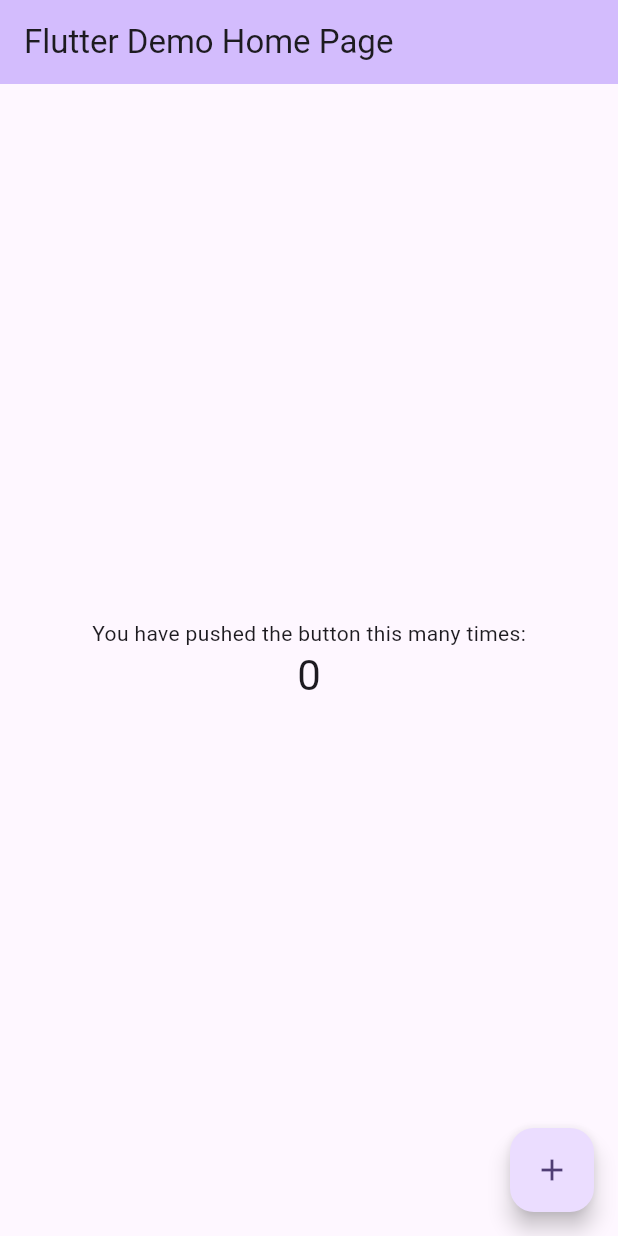
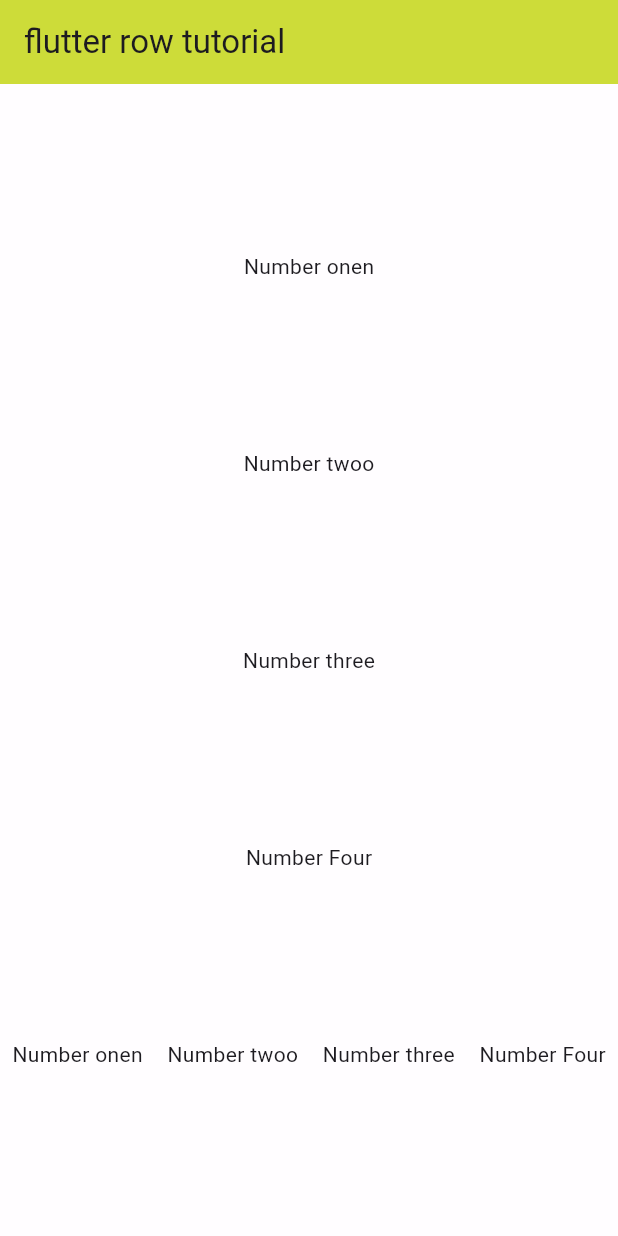
Before and after one commit to NamalTharindu97/flutter_demo_projects, a Flutter app: the screen it shows after launch, on a phone screen of 412 x 824 dp. Run offline on Flutter 3.47's test engine with Material 3 defaults, Android fonts, the phone set to English and light mode, and no system bars.

Commit message:
row colum demo commit

```diff
--- a/row_col_demo/lib/main.dart
+++ b/row_col_demo/lib/main.dart
@@ -1,125 +1,57 @@
 import 'package:flutter/material.dart';
 
 void main() {
-  runApp(const MyApp());
+  runApp(MyApp());
 }
 
 class MyApp extends StatelessWidget {
   const MyApp({super.key});
 
-  // This widget is the root of your application.
   @override
   Widget build(BuildContext context) {
     return MaterialApp(
       title: 'Flutter Demo',
-      theme: ThemeData(
-        // This is the theme of your application.
-        //
-        // TRY THIS: Try running your application with "flutter run". You'll see
-        // the application has a purple toolbar. Then, without quitting the app,
-        // try changing the seedColor in the colorScheme below to Colors.green
-        // and then invoke "hot reload" (save your changes or press the "hot
-        // reload" button in a Flutter-supported IDE, or press "r" if you used
-        // the command line to start the app).
-        //
-        // Notice that the counter didn't reset back to zero; the application
-        // state is not lost during the reload. To reset the state, use hot
-        // restart instead.
-        //
-        // This works for code too, not just values: Most code changes can be
-        // tested with just a hot reload.
-        colorScheme: ColorScheme.fromSeed(seedColor: Colors.deepPurple),
-        useMaterial3: true,
-      ),
-      home: const MyHomePage(title: 'Flutter Demo Home Page'),
+      home: MyHomePage(),
     );
   }
 }
 
 class MyHomePage extends StatefulWidget {
-  const MyHomePage({super.key, required this.title});
-
-  // This widget is the home page of your application. It is stateful, meaning
-  // that it has a State object (defined below) that contains fields that affect
-  // how it looks.
-
-  // This class is the configuration for the state. It holds the values (in this
-  // case the title) provided by the parent (in this case the App widget) and
-  // used by the build method of the State. Fields in a Widget subclass are
-  // always marked "final".
-
-  final String title;
-
   @override
   State<MyHomePage> createState() => _MyHomePageState();
 }
 
 class _MyHomePageState extends State<MyHomePage> {
-  int _counter = 0;
-
-  void _incrementCounter() {
-    setState(() {
-      // This call to setState tells the Flutter framework that something has
-      // changed in this State, which causes it to rerun the build method below
-      // so that the display can reflect the updated values. If we changed
-      // _counter without calling setState(), then the build method would not be
-      // called again, and so nothing would appear to happen.
-      _counter++;
-    });
-  }
-
   @override
   Widget build(BuildContext context) {
-    // This method is rerun every time setState is called, for instance as done
-    // by the _incrementCounter method above.
-    //
-    // The Flutter framework has been optimized to make rerunning build methods
-    // fast, so that you can just rebuild anything that needs updating rather
-    // than having to individually change instances of widgets.
     return Scaffold(
-      appBar: AppBar(
-        // TRY THIS: Try changing the color here to a specific color (to
-        // Colors.amber, perhaps?) and trigger a hot reload to see the AppBar
-        // change color while the other colors stay the same.
-        backgroundColor: Theme.of(context).colorScheme.inversePrimary,
-        // Here we take the value from the MyHomePage object that was created by
-        // the App.build method, and use it to set our appbar title.
-        title: Text(widget.title),
-      ),
-      body: Center(
-        // Center is a layout widget. It takes a single child and positions it
-        // in the middle of the parent.
-        child: Column(
-          // Column is also a layout widget. It takes a list of children and
-          // arranges them vertically. By default, it sizes itself to fit its
-          // children horizontally, and tries to be as tall as its parent.
-          //
-          // Column has various properties to control how it sizes itself and
-          // how it positions its children. Here we use mainAxisAlignment to
-          // center the children vertically; the main axis here is the vertical
-          // axis because Columns are vertical (the cross axis would be
-          // horizontal).
-          //
-          // TRY THIS: Invoke "debug painting" (choose the "Toggle Debug Paint"
-          // action in the IDE, or press "p" in the console), to see the
-          // wireframe for each widget.
-          mainAxisAlignment: MainAxisAlignment.center,
-          children: <Widget>[
-            const Text(
-              'You have pushed the button this many times:',
-            ),
-            Text(
-              '$_counter',
-              style: Theme.of(context).textTheme.headlineMedium,
-            ),
-          ],
+        appBar: AppBar(
+          backgroundColor: Colors.lime,
+          title: Text('flutter row tutorial'),
         ),
-      ),
-      floatingActionButton: FloatingActionButton(
-        onPressed: _incrementCounter,
-        tooltip: 'Increment',
-        child: const Icon(Icons.add),
-      ), // This trailing comma makes auto-formatting nicer for build methods.
-    );
+        body: Container(
+          color: Colors.white70,
+          width: double.infinity,
+          child: Column(
+            mainAxisAlignment: MainAxisAlignment.spaceEvenly,
+            crossAxisAlignment: CrossAxisAlignment.center,
+            children: [
+              Text("Number onen"),
+              Text("Number twoo"),
+              Text("Number three"),
+              Text("Number Four"),
+              //use row inside the colum
+              Row(
+                mainAxisAlignment: MainAxisAlignment.spaceAround,
+                children: [
+                  Text("Number onen"),
+                  Text("Number twoo"),
+                  Text("Number three"),
+                  Text("Number Four"),
+                ],
+              )
+            ],
+          ),
+        ));
   }
 }
```
